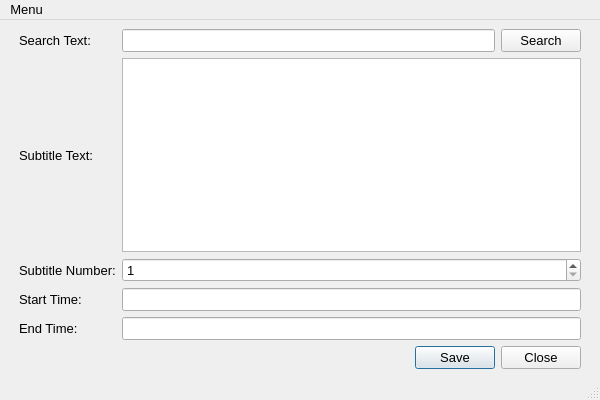
Qt form python/subtitle_editor/subtitle_editor_main.ui (v-amorim/self_development) before a commit.
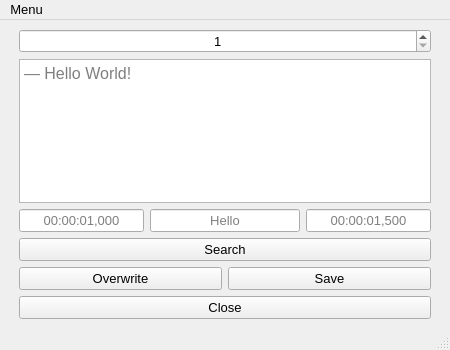
The same form after that commit.

Commit message: refactor: Add overwrite_subtitle_file method to SubtitleEditor class

Diff of the .ui file:
```diff
--- a/python/subtitle_editor/subtitle_editor_main.ui
+++ b/python/subtitle_editor/subtitle_editor_main.ui
@@ -6,8 +6,8 @@
    <rect>
     <x>0</x>
     <y>0</y>
-    <width>600</width>
-    <height>400</height>
+    <width>450</width>
+    <height>350</height>
    </rect>
   </property>
   <property name="font">
@@ -34,75 +34,48 @@
       <property name="rightMargin">
        <number>10</number>
       </property>
-      <item row="1" column="0">
-       <widget class="QLabel" name="search_label">
-        <property name="statusTip">
-         <string/>
-        </property>
-        <property name="text">
-         <string>Search Text:</string>
-        </property>
-       </widget>
-      </item>
-      <item row="1" column="2">
-       <widget class="QPushButton" name="search_button">
-        <property name="statusTip">
-         <string>Search for the next subtitle containing the entered text</string>
-        </property>
-        <property name="text">
-         <string>Search</string>
-        </property>
-       </widget>
-      </item>
-      <item row="1" column="1">
-       <widget class="QLineEdit" name="search_entry">
-        <property name="statusTip">
-         <string>Enter text to search within subtitles</string>
-        </property>
-       </widget>
-      </item>
-      <item row="2" column="0">
-       <widget class="QLabel" name="subtitle_text_label">
-        <property name="statusTip">
-         <string/>
-        </property>
-        <property name="text">
-         <string>Subtitle Text:</string>
-        </property>
-       </widget>
-      </item>
       <item row="3" column="0">
-       <widget class="QLabel" name="subtitle_number_label">
-        <property name="text">
-         <string>Subtitle Number:</string>
-        </property>
-       </widget>
-      </item>
-      <item row="4" column="1" colspan="2">
        <widget class="QLineEdit" name="start_time_entry">
+        <property name="sizePolicy">
+         <sizepolicy hsizetype="Preferred" vsizetype="Fixed">
+          <horstretch>0</horstretch>
+          <verstretch>0</verstretch>
+         </sizepolicy>
+        </property>
         <property name="statusTip">
          <string>Edit the start time of the subtitle</string>
         </property>
-       </widget>
-      </item>
-      <item row="5" column="0">
-       <widget class="QLabel" name="end_time_label">
-        <property name="text">
-         <string>End Time:</string>
+        <property name="alignment">
+         <set>Qt::AlignCenter</set>
         </property>
+        <property name="placeholderText">
+         <string>00:00:01,000</string>
+        </property>
        </widget>
       </item>
-      <item row="4" column="0">
-       <widget class="QLabel" name="start_time_label">
+      <item row="0" column="0" colspan="4">
+       <widget class="QSpinBox" name="subtitle_number_spinbox">
+        <property name="sizePolicy">
+         <sizepolicy hsizetype="Minimum" vsizetype="Fixed">
+          <horstretch>0</horstretch>
+          <verstretch>0</verstretch>
+         </sizepolicy>
+        </property>
         <property name="statusTip">
          <string/>
         </property>
-        <property name="text">
-         <string>Start Time:</string>
+        <property name="alignment">
+         <set>Qt::AlignCenter</set>
         </property>
+        <property name="minimum">
+         <number>1</number>
+        </property>
+        <property name="value">
+         <number>1</number>
+        </property>
        </widget>
       </item>
-      <item row="2" column="1" colspan="2">
+      <item row="2" column="0" colspan="4">
        <widget class="QPlainTextEdit" name="subtitle_text">
         <property name="font">
          <font>
@@ -112,41 +85,131 @@
         <property name="statusTip">
          <string>Edit the subtitle text</string>
         </property>
+        <property name="placeholderText">
+         <string>— Hello World!</string>
+        </property>
        </widget>
       </item>
-      <item row="5" column="1" colspan="2">
+      <item row="5" column="0" colspan="2">
+       <widget class="QPushButton" name="overwrite_button">
+        <property name="sizePolicy">
+         <sizepolicy hsizetype="Preferred" vsizetype="Fixed">
+          <horstretch>0</horstretch>
+          <verstretch>0</verstretch>
+         </sizepolicy>
+        </property>
+        <property name="minimumSize">
+         <size>
+          <width>100</width>
+          <height>0</height>
+         </size>
+        </property>
+        <property name="statusTip">
+         <string>Overwrites the open file</string>
+        </property>
+        <property name="text">
+         <string>Overwrite</string>
+        </property>
+       </widget>
+      </item>
+      <item row="5" column="2" colspan="2">
+       <widget class="QPushButton" name="save_button">
+        <property name="sizePolicy">
+         <sizepolicy hsizetype="Preferred" vsizetype="Fixed">
+          <horstretch>0</horstretch>
+          <verstretch>0</verstretch>
+         </sizepolicy>
+        </property>
+        <property name="minimumSize">
+         <size>
+          <width>100</width>
+          <height>0</height>
+         </size>
+        </property>
+        <property name="statusTip">
+         <string>Save a new subtitle file</string>
+        </property>
+        <property name="text">
+         <string>Save</string>
+        </property>
+       </widget>
+      </item>
+      <item row="6" column="0" colspan="4">
+       <widget class="QPushButton" name="close_button">
+        <property name="sizePolicy">
+         <sizepolicy hsizetype="Preferred" vsizetype="Fixed">
+          <horstretch>0</horstretch>
+          <verstretch>0</verstretch>
+         </sizepolicy>
+        </property>
+        <property name="minimumSize">
+         <size>
+          <width>100</width>
+          <height>0</height>
+         </size>
+        </property>
+        <property name="statusTip">
+         <string/>
+        </property>
+        <property name="text">
+         <string>Close</string>
+        </property>
+       </widget>
+      </item>
+      <item row="4" column="0" colspan="4">
+       <widget class="QPushButton" name="search_button">
+        <property name="sizePolicy">
+         <sizepolicy hsizetype="Preferred" vsizetype="Fixed">
+          <horstretch>0</horstretch>
+          <verstretch>0</verstretch>
+         </sizepolicy>
+        </property>
+        <property name="minimumSize">
+         <size>
+          <width>100</width>
+          <height>0</height>
+         </size>
+        </property>
+        <property name="statusTip">
+         <string>Change to the next found entry</string>
+        </property>
+        <property name="text">
+         <string>Search</string>
+        </property>
+       </widget>
+      </item>
+      <item row="3" column="3">
        <widget class="QLineEdit" name="end_time_entry">
-        <property name="statusTip">
-         <string>Edit the end time of the subtitle</string>
+        <property name="sizePolicy">
+         <sizepolicy hsizetype="Preferred" vsizetype="Fixed">
+          <horstretch>0</horstretch>
+          <verstretch>0</verstretch>
+         </sizepolicy>
         </property>
-       </widget>
-      </item>
-      <item row="3" column="1" colspan="2">
-       <widget class="QSpinBox" name="subtitle_number_spinbox">
         <property name="statusTip">
          <string>Select a subtitle by number</string>
         </property>
-        <property name="minimum">
-         <number>1</number>
-        </property>
-        <property name="value">
-         <number>1</number>
-        </property>
-       </widget>
-      </item>
-      <item row="6" column="0" colspan="3">
-       <widget class="QDialogButtonBox" name="save_close_box">
         <property name="layoutDirection">
          <enum>Qt::LeftToRight</enum>
         </property>
-        <property name="orientation">
-         <enum>Qt::Horizontal</enum>
+        <property name="alignment">
+         <set>Qt::AlignCenter</set>
         </property>
-        <property name="standardButtons">
-         <set>QDialogButtonBox::Close|QDialogButtonBox::Save</set>
+        <property name="placeholderText">
+         <string>00:00:01,500</string>
         </property>
-        <property name="centerButtons">
-         <bool>false</bool>
+       </widget>
+      </item>
+      <item row="3" column="1" colspan="2">
+       <widget class="QLineEdit" name="search_entry">
+        <property name="statusTip">
+         <string>Find subtitles containing the [Entered Text]</string>
+        </property>
+        <property name="alignment">
+         <set>Qt::AlignCenter</set>
+        </property>
+        <property name="placeholderText">
+         <string>Hello</string>
         </property>
        </widget>
       </item>
@@ -159,7 +222,7 @@
     <rect>
      <x>0</x>
      <y>0</y>
-     <width>600</width>
+     <width>450</width>
      <height>21</height>
     </rect>
    </property>
```
Left out of the diff: 40 changed lines with no effect on the pictures. The commit also changes 1 other file.
